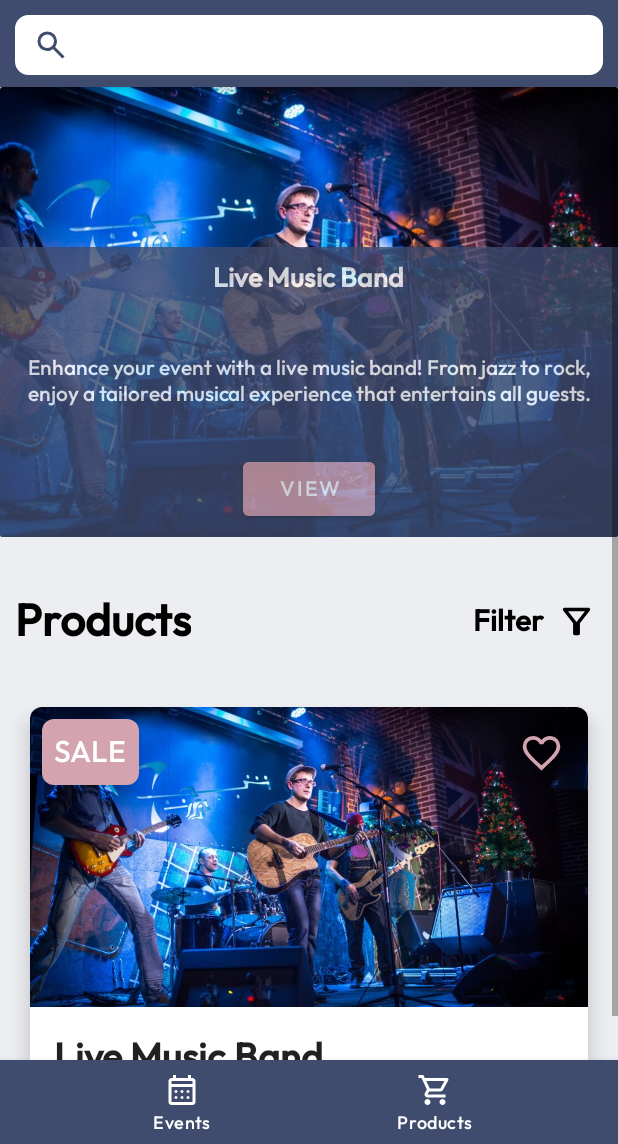
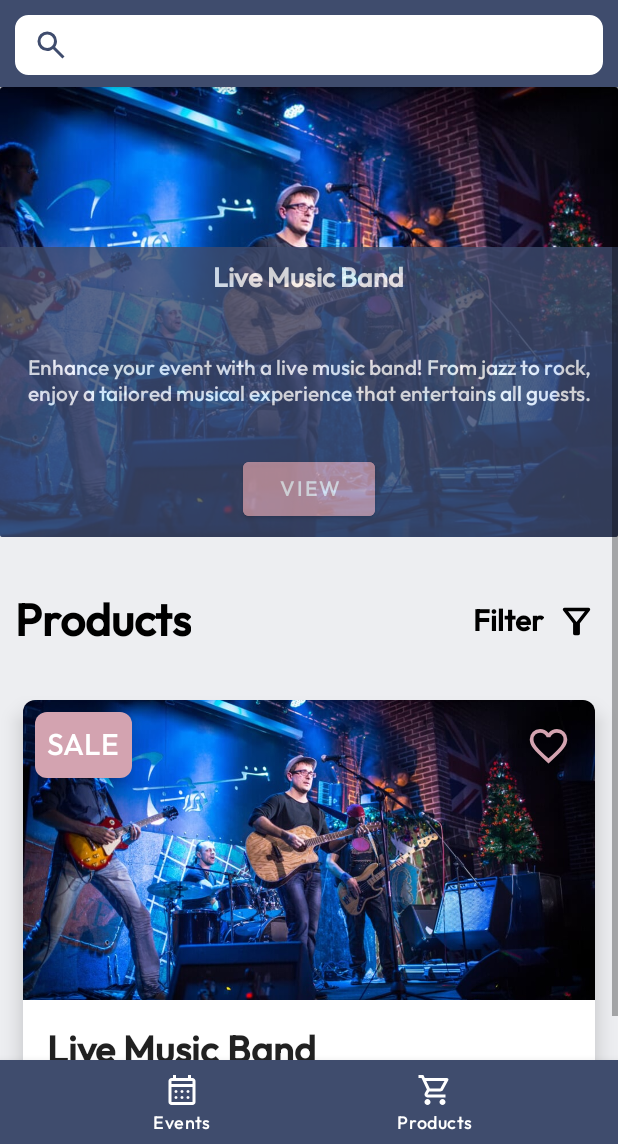
Before and after one commit to kzi-nastava/ma-project-event-planner-siit-2024-team-6, an Android app: the PasFragment screen opened through its navigation route, on a phone screen of 412 x 824 dp, the part 92-1236 px from its top. Run offline under Robolectric (Android 15) with nearby library versions, the phone set to English and light mode, and no system bars; our stand-ins replace navigation-ui; plain views replace ImageSlider.

Commit message:
[UPDATE] products card design

```diff
--- a/app/src/main/java/com/example/eventure/activities/HomeActivity.java
+++ b/app/src/main/java/com/example/eventure/activities/HomeActivity.java
@@ -93,8 +93,6 @@ public class HomeActivity extends AppCompatActivity {
 
         //getSupportFragmentManager().beginTransaction().replace(R.id.fragment_container, new EventsFragment()).commit();
 
-        Log.d("ShopApp", "HomeActivity onCreate()");
-        Toast.makeText(this, "onCreate()", Toast.LENGTH_SHORT).show();
 
         BottomNavigationView bottomNav = findViewById(R.id.bottom_navigation);
 //        navController = Navigation.findNavController(this, R.id.fragment_container);
--- a/app/src/main/res/layout/product_card.xml
+++ b/app/src/main/res/layout/product_card.xml
@@ -3,7 +3,7 @@
     xmlns:app="http://schemas.android.com/apk/res-auto"
     android:layout_width="match_parent"
     android:layout_height="wrap_content"
-    android:layout_margin="20dp"
+    android:layout_margin="15dp"
     app:cardElevation="8dp"
     android:backgroundTint="@color/white"
     app:cardCornerRadius="8dp">
@@ -116,7 +116,7 @@
                     android:layout_width="0dp"
                     android:layout_height="wrap_content"
                     android:orientation="horizontal"
-                    android:layout_weight="0.5"
+                    android:layout_weight="0.7"
                     android:gravity="start">
                     <ImageView
                         android:layout_width="20dp"
@@ -163,7 +163,7 @@
                     android:layout_width="0dp"
                     android:layout_height="wrap_content"
                     android:orientation="horizontal"
-                    android:layout_weight="0.5"
+                    android:layout_weight="0.3"
                     android:gravity="end">
 
                     <ImageView
```
